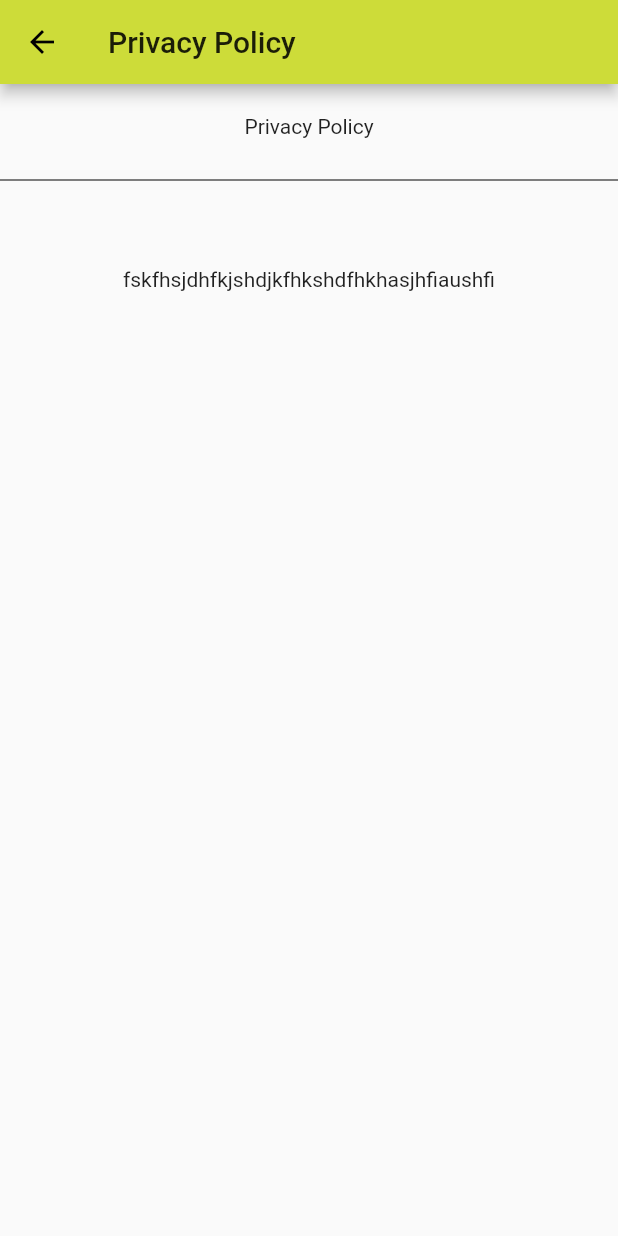
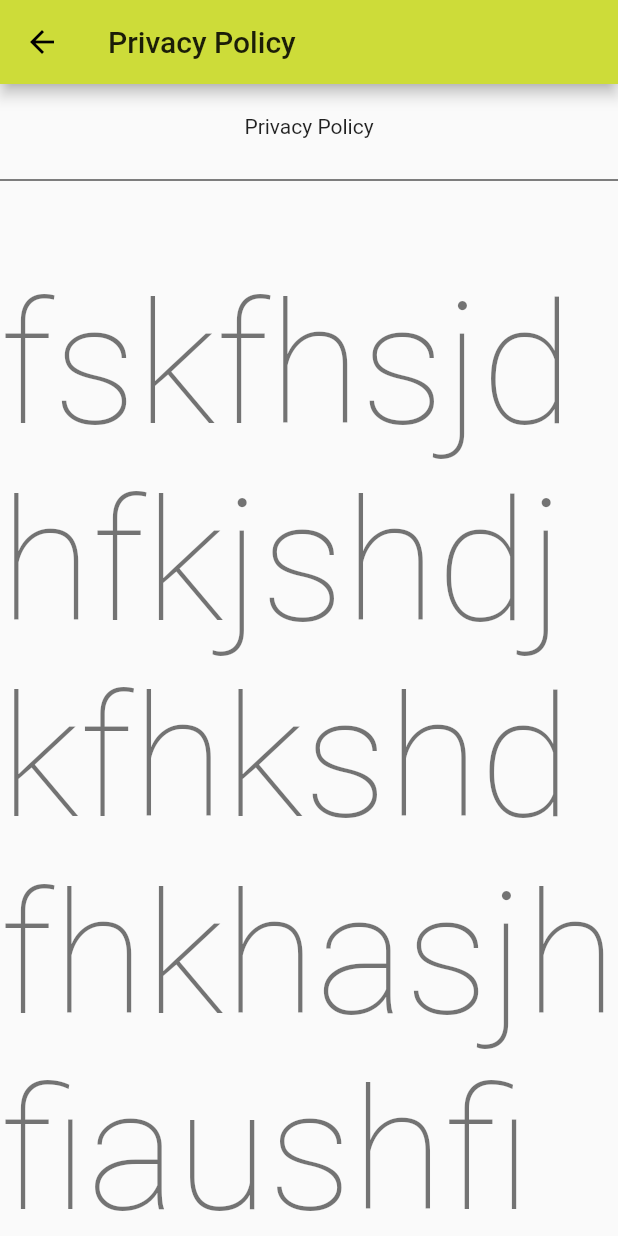
Before and after one commit to mettsardw/smart-chugg2, a Flutter app: the PrivacyPolicy screen opened by its route, on a phone screen of 412 x 824 dp. Run offline on Flutter 3.47's test engine with Material 2 defaults, Android fonts, the phone set to English and light mode, and no system bars.

Commit message:
make PP a scrollview

```diff
--- a/lib/privacy_policy.dart
+++ b/lib/privacy_policy.dart
@@ -9,7 +9,7 @@ class PrivacyPolicy extends StatelessWidget {
       appBar: AppBar(
         title: Text("Privacy Policy")
       ),
-      body: Center(
+      body: SingleChildScrollView(
         child: Column(
         mainAxisAlignment: MainAxisAlignment.start,
         children: <Widget>[
@@ -22,7 +22,7 @@ class PrivacyPolicy extends StatelessWidget {
                 color: Colors.black,
             ),
             SizedBox(height: 50),
-            Text("fskfhsjdhfkjshdjkfhkshdfhkhasjhfiaushfi"),
+            Text("fskfhsjdhfkjshdjkfhkshdfhkhasjhfiaushfi",style: Theme.of(context).textTheme.display4,),
           ],
         ),
       )
```
